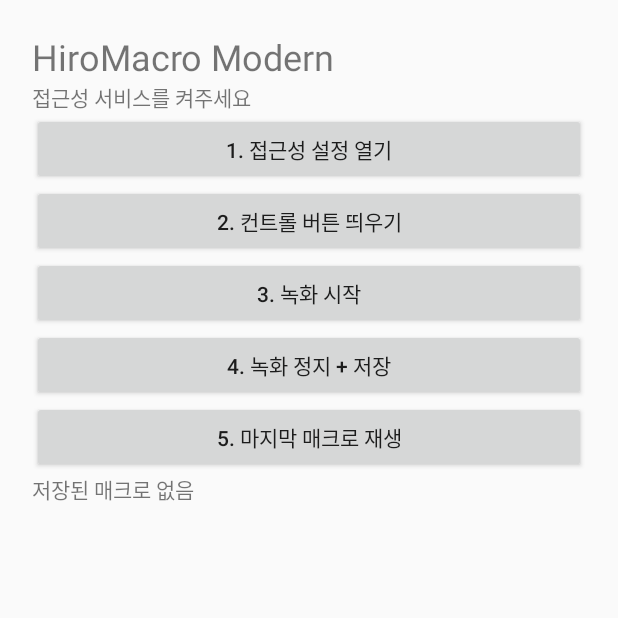
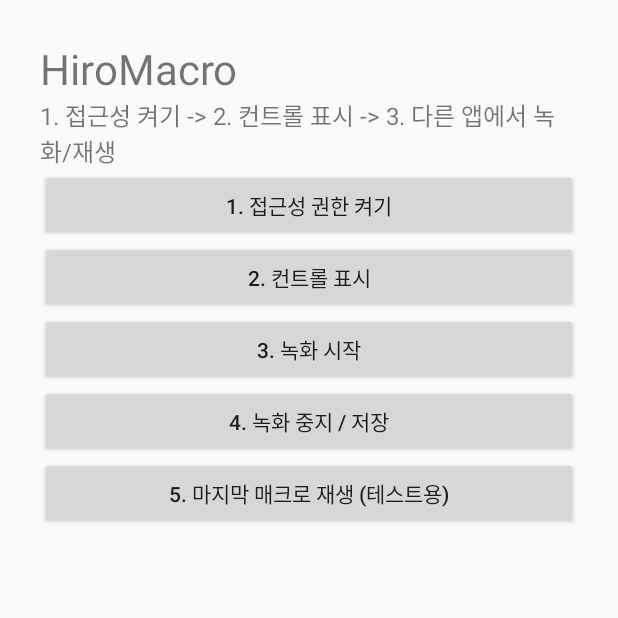
Before and after one commit to junseolive-creator/hiromacro-modern, an Android app: the screen it shows after launch (MainActivity), on a phone screen of 412 x 824 dp, the top half of it. Run offline under Robolectric (Android 15) with nearby library versions, the phone set to English and light mode, and no system bars.

Commit message:
Update MainActivity.kt

```diff
--- a/app/src/main/java/com/hiromacro/modern/MainActivity.kt
+++ b/app/src/main/java/com/hiromacro/modern/MainActivity.kt
@@ -1,7 +1,6 @@
 package com.hiromacro.modern
 
 import android.app.Activity
-import android.content.Context
 import android.content.Intent
 import android.os.Bundle
 import android.provider.Settings
@@ -11,132 +10,42 @@ import android.widget.TextView
 import android.widget.Toast
 
 class MainActivity : Activity() {
-
-    private lateinit var listLayout: LinearLayout
-
     override fun onCreate(savedInstanceState: Bundle?) {
         super.onCreate(savedInstanceState)
+        val layout = LinearLayout(this).apply {
+            orientation = LinearLayout.VERTICAL
+            setPadding(40, 40, 40, 40)
+        }
+        val title = TextView(this).apply { text = "HiroMacro"; textSize = 28f }
+        val status = TextView(this).apply { text = "1. 접근성 켜기 -> 2. 컨트롤 표시 -> 3. 다른 앱에서 녹화/재생"; textSize = 16f }
 
-        val root = LinearLayout(this)
-        root.orientation = LinearLayout.VERTICAL
-        root.setPadding(32, 32, 32, 32)
-
-        val title = TextView(this)
-        title.text = "HiroMacro Modern"
-        title.textSize = 24f
-        root.addView(title)
-
-        val statusText = TextView(this)
-        statusText.text = "접근성 서비스를 켜주세요"
-        root.addView(statusText)
-
-        fun makeBtn(text: String, action: () -> Unit): Button {
-            val b = Button(this)
-            b.text = text
-            b.setOnClickListener { action() }
-            root.addView(b)
-            return b
-        }
-
-        makeBtn("1. 접근성 설정 열기") {
+        val btnPermission = Button(this).apply { text = "1. 접근성 권한 켜기" }
+        btnPermission.setOnClickListener {
             startActivity(Intent(Settings.ACTION_ACCESSIBILITY_SETTINGS))
         }
 
-        makeBtn("2. 컨트롤 버튼 띄우기") {
+        val btnShow = Button(this).apply { text = "2. 컨트롤 표시" }
+        btnShow.setOnClickListener {
             MacroAccessibilityService.showControlOverlay()
+            Toast.makeText(this, "다른 앱으로 나가서 떠 있는 버튼을 눌러보세요", Toast.LENGTH_LONG).show()
         }
 
-        makeBtn("3. 녹화 시작") {
-            MacroAccessibilityService.startRecording()
-            moveTaskToBack(true)
-        }
+        val btnRecord = Button(this).apply { text = "3. 녹화 시작" }
+        btnRecord.setOnClickListener { MacroAccessibilityService.startRecording() }
 
-        makeBtn("4. 녹화 정지 + 저장") {
-            MacroAccessibilityService.stopRecording()
-            saveMacro()
-        }
+        val btnStop = Button(this).apply { text = "4. 녹화 중지 / 저장" }
+        btnStop.setOnClickListener { MacroAccessibilityService.stopRecordingAndSave() }
 
-        makeBtn("5. 마지막 매크로 재생") {
-            val steps = loadLastMacro()
-            if (steps.isEmpty()) {
-                Toast.makeText(this, "저장된 매크로가 없어", Toast.LENGTH_SHORT).show()
-            } else {
-                moveTaskToBack(true)
-                MacroAccessibilityService.startPlayback(steps)
-            }
-        }
+        val btnPlay = Button(this).apply { text = "5. 마지막 매크로 재생 (테스트용)" }
+        btnPlay.setOnClickListener { MacroAccessibilityService.startPlayback() }
 
-        listLayout = LinearLayout(this)
-        listLayout.orientation = LinearLayout.VERTICAL
-        root.addView(listLayout)
-
-        setContentView(root)
-
-        MacroAccessibilityService.onStopListener = {
-            runOnUiThread {
-                saveMacro()
-                refreshList()
-            }
-        }
-        refreshList()
-    }
-
-    override fun onResume() {
-        super.onResume()
-        refreshList()
-    }
-
-    private fun saveMacro() {
-        val steps = MacroAccessibilityService.recordedSteps.toList()
-        if (steps.isEmpty()) return
-        val prefs = getSharedPreferences("macros", Context.MODE_PRIVATE)
-        val old = prefs.getString("list", "") ?: ""
-        val one = steps.joinToString(";") { "${it.x},${it.y}" }
-        prefs.edit().putString("list", if (old.isEmpty()) one else "$old\n$one").apply()
-        Toast.makeText(this, "${steps.size}개 저장됨", Toast.LENGTH_SHORT).show()
-    }
-
-    private fun loadLastMacro(): List<MacroStep.Touch> {
-        val prefs = getSharedPreferences("macros", Context.MODE_PRIVATE)
-        val all = prefs.getString("list", "") ?: ""
-        if (all.isEmpty()) return emptyList()
-        val last = all.lines().last { it.isNotBlank() }
-        return last.split(";").mapNotNull {
-            val p = it.split(",")
-            if (p.size == 2) MacroStep.Touch(p[0].toIntOrNull() ?: return@mapNotNull null, p[1].toIntOrNull() ?: return@mapNotNull null) else null
-        }
-    }
-
-    private fun loadAll(): List<List<MacroStep.Touch>> {
-        val prefs = getSharedPreferences("macros", Context.MODE_PRIVATE)
-        val all = prefs.getString("list", "") ?: ""
-        if (all.isEmpty()) return emptyList()
-        return all.lines().filter { it.isNotBlank() }.map { line ->
-            line.split(";").mapNotNull {
-                val p = it.split(",")
-                if (p.size == 2) MacroStep.Touch(p[0].toIntOrNull() ?: return@mapNotNull null, p[1].toIntOrNull() ?: return@mapNotNull null) else null
-            }
-        }
-    }
-
-    private fun refreshList() {
-        listLayout.removeAllViews()
-        val all = loadAll()
-        all.forEachIndexed { index, steps ->
-            val tv = TextView(this)
-            tv.text = "매크로 ${index + 1} - ${steps.size}번 터치"
-            tv.textSize = 16f
-            tv.setPadding(0, 16, 0, 16)
-            tv.setOnClickListener {
-                moveTaskToBack(true)
-                MacroAccessibilityService.startPlayback(steps)
-            }
-            listLayout.addView(tv)
-        }
-        if (all.isEmpty()) {
-            val tv = TextView(this)
-            tv.text = "저장된 매크로 없음"
-            listLayout.addView(tv)
-        }
+        layout.addView(title)
+        layout.addView(status)
+        layout.addView(btnPermission)
+        layout.addView(btnShow)
+        layout.addView(btnRecord)
+        layout.addView(btnStop)
+        layout.addView(btnPlay)
+        setContentView(layout)
     }
 }
```
